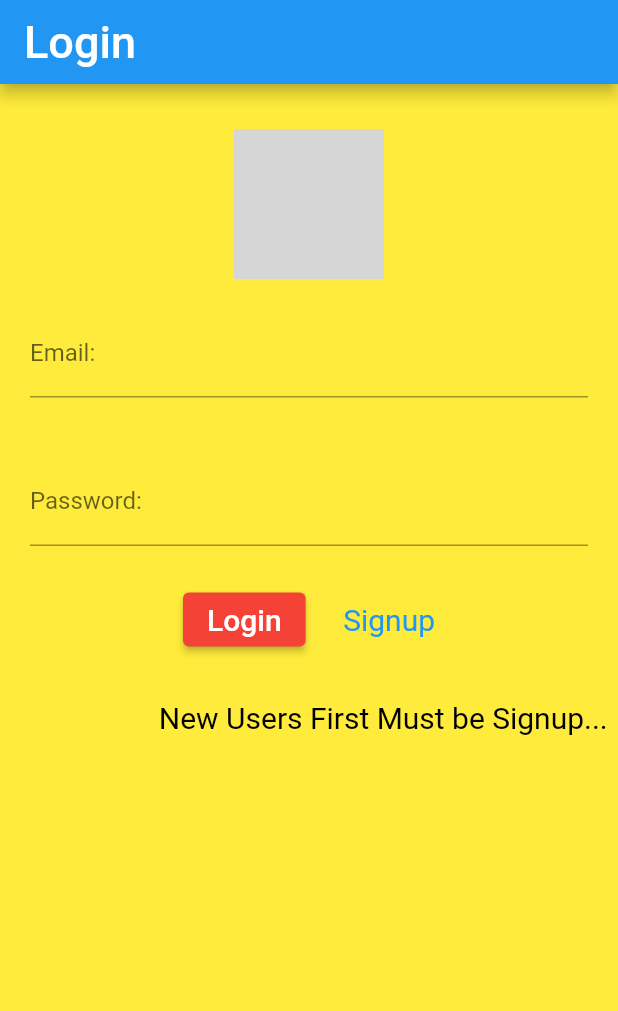
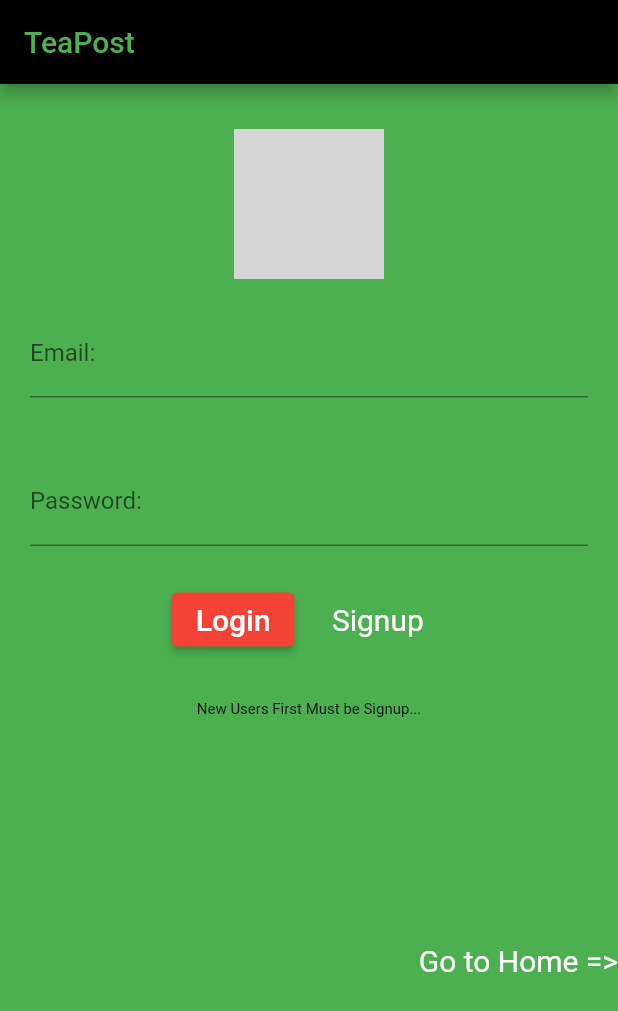
Before and after one commit to nishthadesai/tea_post-login_signup, a Flutter app: the screen it shows after launch, on a phone screen of 412 x 824 dp. Shown: the top 1011 px of the screen. Run offline on Flutter 3.47's test engine with Material 2 defaults, Android fonts, the phone set to English and light mode, and no system bars; grey boxes are pictures that could not be loaded.

Commit message:
login-signup

```diff
--- a/lib/main.dart
+++ b/lib/main.dart
@@ -1,8 +1,8 @@
 import 'package:flutter/material.dart';
+import 'package:login_signup/home.dart';
 import 'package:login_signup/signup.dart';
 
-void main()
-{
+void main() {
   runApp(Main());
 }
 
@@ -10,6 +10,7 @@ class Main extends StatelessWidget {
   @override
   Widget build(BuildContext context) {
     return MaterialApp(
+      debugShowCheckedModeBanner: false,
       home: MyApp(),
     );
   }
@@ -17,14 +18,19 @@ class Main extends StatelessWidget {
 
 class MyApp extends StatelessWidget {
   MyApp({Key? key}) : super(key: key);
-final _formkey=GlobalKey<FormState>();
-
+  final _formkey = GlobalKey<FormState>();
 
   @override
   Widget build(BuildContext context) {
     return Scaffold(
-        backgroundColor: Colors.yellow,
-        appBar: AppBar(title: Text('Login',style: TextStyle(color:Colors.white,fontSize: 30,))),
+      backgroundColor: Colors.green,
+      appBar: AppBar(
+          backgroundColor: Colors.black,
+          title: Text('TeaPost',
+              style: TextStyle(
+                color: Colors.green,
+                fontSize: 20,
+              ))),
       body: SingleChildScrollView(
         child: SafeArea(
           child: Center(
@@ -32,96 +38,119 @@ final _formkey=GlobalKey<FormState>();
               key: _formkey,
               child: Column(
                 children: [
-
                   SizedBox(height: 30,),
-                    CircleAvatar
-                    (radius: 50.00,
-                  backgroundImage: AssetImage('assets/login.jfif')),
-
-                    SizedBox(height: 0.01,),
-
-                    Container(margin: EdgeInsets.all(20),
-                        child: TextFormField(cursorColor: Colors.brown,
+                  CircleAvatar(
+                      radius: 50.00,
+                      backgroundImage: AssetImage('assets/logo.jfif')),
+                  SizedBox(
+                    height: 0.01,
+                  ),
+                  Container(
+                      margin: EdgeInsets.all(20),
+                      child: TextFormField(
+                        cursorColor: Colors.brown,
+                        cursorHeight: 30,
                         keyboardType: TextInputType.emailAddress,
-                          decoration: InputDecoration(labelText: "Email:",
+                        decoration: InputDecoration(
+                          labelText: "Email:",
                         ),
-                          validator: (val)
-                          {
-                            if(val!.isEmpty)
-                            {
+                        validator: (val) {
+                          if (val!.isEmpty) {
                             return "Please Enter Mail";
-                            }
-                            else if(!RegExp(r'^[\w]+@([\w]+\.)+[\w]{2,4}').hasMatch(val!))
-                            {
+                          } else if (!RegExp(r'^[\w]+@([\w]+\.)+[\w]{2,4}')
+                              .hasMatch(val!)) {
                             return "Enter correct Mail";
-                            }
-                            else
-                            {
+                          } else {
                             return null;
                           }
                         },
-                        )
-                    ),
-
-                    Container(margin: EdgeInsets.all(20),
-                        child: TextFormField(obscureText: true,
+                      )),
+                  Container(
+                      margin: EdgeInsets.all(20),
+                      child: TextFormField(
+                        obscureText: true,
                         cursorColor: Colors.brown,
                         keyboardType: TextInputType.visiblePassword,
-                          decoration: InputDecoration(labelText: "Password:",
+                        decoration: InputDecoration(
+                          labelText: "Password:",
                         ),
-
-                          validator: (val)
-                          {
-                            if(val!.isEmpty )
-                            {
+                        validator: (val) {
+                          if (val!.isEmpty) {
                             return "Enter password";
-                            }
-                            else
-                            {
+                          } else {
                             return null;
                           }
                         },
-                        )
+                      )),
+                  SizedBox(
+                    height: 5,
                   ),
-
-
-                    SizedBox(height: 5,),
-
                   Center(
                     child: Row(
                       mainAxisAlignment: MainAxisAlignment.center,
                       children: [
-                        ElevatedButton(style: ElevatedButton.styleFrom(primary: Colors.red),
+                        ElevatedButton(
+                          style: ElevatedButton.styleFrom(primary: Colors.red),
                           onPressed: () => {
-                          if(_formkey.currentState!.validate())
-                            {
-                              print("Submitted")
-                            }
+                            if (_formkey.currentState!.validate())
+                              {print("Submitted")}
                             else
-                            {
-                              print("Plz Enter valid Details")
-                            }
-                          }, child: Text('Login',style: TextStyle(color:Colors.white,fontSize: 20)),),
-                        SizedBox(width: 25,),
-
+                              {print("Plz Enter valid Details")}
+                          },
+                          child: Text('Login',
+                              style:
+                                  TextStyle(color: Colors.white, fontSize: 20)),
+                        ),
+                        SizedBox(
+                          width: 25,
+                        ),
                         InkWell(
-                            onTap: ()
-                            {
-                              Navigator.push(context,MaterialPageRoute(builder: (context)=> SignUp()),
+                            onTap: () {
+                              Navigator.push(
+                                context,
+                                MaterialPageRoute(
+                                    builder: (context) => SignUp()),
                               );
                             },
-                            child: Text('Signup',style: TextStyle(color:Colors.blue,fontSize: 20)))
+                            child: Text('Signup',
+                                style: TextStyle(
+                                    color: Colors.white, fontSize: 20))),
+                        SizedBox(
+                          width: 15,
+                        )
                       ],
                     ),
                   ),
-
-                    SizedBox(height: 30,),
-
+                  SizedBox(
+                    height: 30,
+                  ),
                   Column(
                     mainAxisAlignment: MainAxisAlignment.end,
                     crossAxisAlignment: CrossAxisAlignment.end,
                     children: [
-                        Text('                    New Users First Must be Signup...',style: TextStyle(color:Colors.black,fontSize: 20))
+                      Text('New Users First Must be Signup...',
+                          style: TextStyle(color: Colors.black, fontSize: 10))
+                    ],
+                  ),
+                  SizedBox(
+                    height: 150,
+                  ),
+                  Row(
+                    mainAxisAlignment: MainAxisAlignment.end,
+                    crossAxisAlignment: CrossAxisAlignment.end,
+                    children: [
+                      InkWell(
+                          onTap: () {
+                            Navigator.push(
+                              context,
+                              MaterialPageRoute(builder: (context) => Home()),
+                            );
+                          },
+                          child: Text(
+                            'Go to Home =>',
+                            style: TextStyle(color: Colors.white, fontSize: 20),
+                            textAlign: TextAlign.center,
+                          )),
                     ],
                   )
                 ],
--- a/lib/signup.dart
+++ b/lib/signup.dart
@@ -1,5 +1,18 @@
 import 'package:flutter/material.dart';
 
+void main()
+{
+  runApp(Main());
+}
+
+class Main extends StatelessWidget {
+  @override
+  Widget build(BuildContext context) {
+    return MaterialApp(
+      home: SignUp(),
+    );
+  }
+}
 class SignUp extends StatelessWidget {
   SignUp({Key? key}) : super(key: key);
   final _formkey=GlobalKey<FormState>();
@@ -7,8 +20,8 @@ class SignUp extends StatelessWidget {
   @override
   Widget build(BuildContext context) {
     return Scaffold(
-      backgroundColor: Colors.yellow,
-      appBar: AppBar(title: Text('Signup',style: TextStyle(color:Colors.white,fontSize: 30,))),
+      backgroundColor: Colors.green,
+      appBar: AppBar(backgroundColor: Colors.black,title: Text('Signup',style: TextStyle(color:Colors.green,fontSize: 20,))),
       body: SingleChildScrollView(
         child: SafeArea(
           child: Center(
@@ -19,7 +32,7 @@ class SignUp extends StatelessWidget {
                   SizedBox(height: 20,),
                   CircleAvatar
                     (radius: 50.00,
-                      backgroundImage: AssetImage('assets/login.jfif')),
+                      backgroundImage: AssetImage('assets/logo.jfif')),
 
                   SizedBox(height: 1,),
 
```
Also changed, not shown: lib/home.dart (+103 -0 lines), assets/4.png (deleted), 8 other files. Lines whose indentation alone changed are shown as unchanged.
